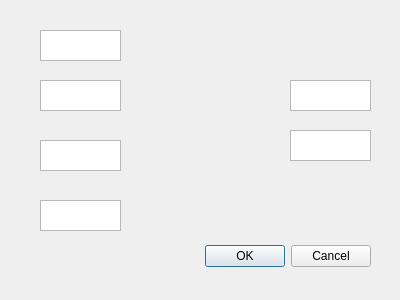
Qt form QT5/main.ui (llittleTomato/DTBP) before a commit.
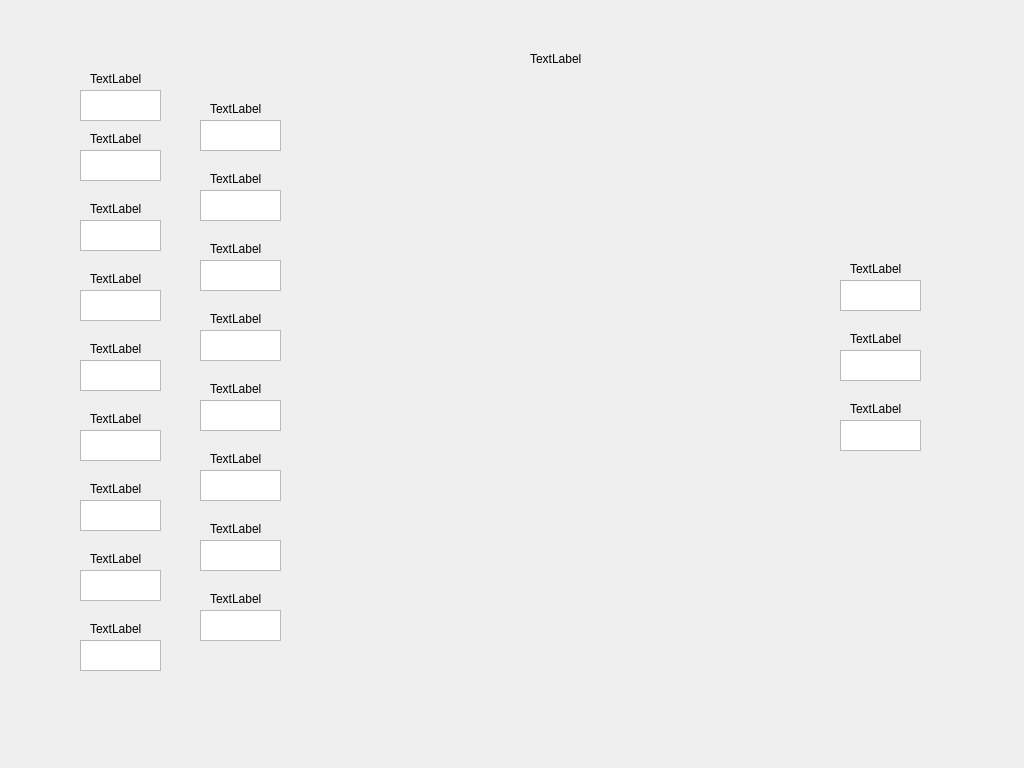
The same form after that commit. Icons and pictures are not drawn.

Commit message: add qt5, design main.form

What changed in the file:
```diff
--- a/QT5/main.ui
+++ b/QT5/main.ui
@@ -1,59 +1,91 @@
 <?xml version="1.0" encoding="UTF-8"?>
 <ui version="4.0">
- <class>Dialog</class>
- <widget class="QDialog" name="Dialog">
+ <class>Form</class>
+ <widget class="QWidget" name="Form">
+  <property name="windowModality">
+   <enum>Qt::NonModal</enum>
+  </property>
   <property name="geometry">
    <rect>
     <x>0</x>
     <y>0</y>
-    <width>400</width>
-    <height>300</height>
+    <width>1024</width>
+    <height>768</height>
    </rect>
   </property>
   <property name="windowTitle">
    <string>Dialog</string>
   </property>
-  <widget class="QDialogButtonBox" name="buttonBox">
-   <property name="geometry">
-    <rect>
-     <x>30</x>
-     <y>240</y>
-     <width>341</width>
-     <height>32</height>
-    </rect>
-   </property>
-   <property name="orientation">
-    <enum>Qt::Horizontal</enum>
-   </property>
-   <property name="standardButtons">
-    <set>QDialogButtonBox::Cancel|QDialogButtonBox::Ok</set>
-   </property>
-  </widget>
+  <property name="autoFillBackground">
+   <bool>false</bool>
+  </property>
+  <property name="styleSheet">
+   <string notr="true">background-image: url(:/png/bg.png);</string>
+  </property>
   <widget class="QTextEdit" name="textEdit">
    <property name="geometry">
     <rect>
-     <x>40</x>
-     <y>30</y>
+     <x>80</x>
+     <y>150</y>
      <width>81</width>
      <height>31</height>
     </rect>
    </property>
   </widget>
+  <widget class="QLabel" name="label">
+   <property name="geometry">
+    <rect>
+     <x>90</x>
+     <y>130</y>
+     <width>67</width>
+     <height>17</height>
+    </rect>
+   </property>
+   <property name="text">
+    <string>TextLabel</string>
+   </property>
+  </widget>
   <widget class="QTextEdit" name="textEdit_2">
    <property name="geometry">
     <rect>
-     <x>40</x>
-     <y>80</y>
+     <x>80</x>
+     <y>220</y>
      <width>81</width>
      <height>31</height>
     </rect>
    </property>
   </widget>
+  <widget class="QLabel" name="label_2">
+   <property name="geometry">
+    <rect>
+     <x>90</x>
+     <y>200</y>
+     <width>67</width>
+     <height>17</height>
+    </rect>
+   </property>
+   <property name="text">
+    <string>TextLabel</string>
+   </property>
+  </widget>
+  <widget class="QLabel" name="label_3">
+   <property name="geometry">
+    <rect>
+     <x>90</x>
+     <y>340</y>
+     <width>67</width>
+     <height>17</height>
+    </rect>
+   </property>
+   <property name="text">
+    <string>TextLabel</string>
+   </property>
+  </widget>
   <widget class="QTextEdit" name="textEdit_3">
    <property name="geometry">
     <rect>
-     <x>40</x>
-     <y>140</y>
+     <x>80</x>
+     <y>290</y>
      <width>81</width>
      <height>31</height>
     </rect>
@@ -62,18 +94,44 @@
   <widget class="QTextEdit" name="textEdit_4">
    <property name="geometry">
     <rect>
-     <x>40</x>
-     <y>200</y>
+     <x>80</x>
+     <y>360</y>
      <width>81</width>
      <height>31</height>
     </rect>
    </property>
   </widget>
+  <widget class="QLabel" name="label_4">
+   <property name="geometry">
+    <rect>
+     <x>90</x>
+     <y>270</y>
+     <width>67</width>
+     <height>17</height>
+    </rect>
+   </property>
+   <property name="text">
+    <string>TextLabel</string>
+   </property>
+  </widget>
+  <widget class="QLabel" name="label_5">
+   <property name="geometry">
+    <rect>
+     <x>90</x>
+     <y>550</y>
+     <width>67</width>
+     <height>17</height>
+    </rect>
+   </property>
+   <property name="text">
+    <string>TextLabel</string>
+   </property>
+  </widget>
   <widget class="QTextEdit" name="textEdit_5">
    <property name="geometry">
     <rect>
-     <x>290</x>
-     <y>80</y>
+     <x>80</x>
+     <y>430</y>
      <width>81</width>
      <height>31</height>
     </rect>
@@ -82,13 +140,361 @@
   <widget class="QTextEdit" name="textEdit_6">
    <property name="geometry">
     <rect>
-     <x>290</x>
-     <y>130</y>
+     <x>80</x>
+     <y>640</y>
      <width>81</width>
      <height>31</height>
     </rect>
    </property>
   </widget>
+  <widget class="QTextEdit" name="textEdit_7">
+   <property name="geometry">
+    <rect>
+     <x>80</x>
+     <y>500</y>
+     <width>81</width>
+     <height>31</height>
+    </rect>
+   </property>
+  </widget>
+  <widget class="QTextEdit" name="textEdit_8">
+   <property name="geometry">
+    <rect>
+     <x>80</x>
+     <y>570</y>
+     <width>81</width>
+     <height>31</height>
+    </rect>
+   </property>
+  </widget>
+  <widget class="QLabel" name="label_6">
+   <property name="geometry">
+    <rect>
+     <x>90</x>
+     <y>620</y>
+     <width>67</width>
+     <height>17</height>
+    </rect>
+   </property>
+   <property name="text">
+    <string>TextLabel</string>
+   </property>
+  </widget>
+  <widget class="QLabel" name="label_7">
+   <property name="geometry">
+    <rect>
+     <x>90</x>
+     <y>410</y>
+     <width>67</width>
+     <height>17</height>
+    </rect>
+   </property>
+   <property name="text">
+    <string>TextLabel</string>
+   </property>
+  </widget>
+  <widget class="QLabel" name="label_8">
+   <property name="geometry">
+    <rect>
+     <x>90</x>
+     <y>480</y>
+     <width>67</width>
+     <height>17</height>
+    </rect>
+   </property>
+   <property name="text">
+    <string>TextLabel</string>
+   </property>
+  </widget>
+  <widget class="QLabel" name="label_9">
+   <property name="geometry">
+    <rect>
+     <x>210</x>
+     <y>450</y>
+     <width>67</width>
+     <height>17</height>
+    </rect>
+   </property>
+   <property name="text">
+    <string>TextLabel</string>
+   </property>
+  </widget>
+  <widget class="QTextEdit" name="textEdit_9">
+   <property name="geometry">
+    <rect>
+     <x>200</x>
+     <y>120</y>
+     <width>81</width>
+     <height>31</height>
+    </rect>
+   </property>
+  </widget>
+  <widget class="QTextEdit" name="textEdit_10">
+   <property name="geometry">
+    <rect>
+     <x>200</x>
+     <y>330</y>
+     <width>81</width>
+     <height>31</height>
+    </rect>
+   </property>
+  </widget>
+  <widget class="QTextEdit" name="textEdit_11">
+   <property name="geometry">
+    <rect>
+     <x>200</x>
+     <y>540</y>
+     <width>81</width>
+     <height>31</height>
+    </rect>
+   </property>
+  </widget>
+  <widget class="QLabel" name="label_10">
+   <property name="geometry">
+    <rect>
+     <x>210</x>
+     <y>240</y>
+     <width>67</width>
+     <height>17</height>
+    </rect>
+   </property>
+   <property name="text">
+    <string>TextLabel</string>
+   </property>
+  </widget>
+  <widget class="QTextEdit" name="textEdit_12">
+   <property name="geometry">
+    <rect>
+     <x>200</x>
+     <y>190</y>
+     <width>81</width>
+     <height>31</height>
+    </rect>
+   </property>
+  </widget>
+  <widget class="QTextEdit" name="textEdit_13">
+   <property name="geometry">
+    <rect>
+     <x>200</x>
+     <y>400</y>
+     <width>81</width>
+     <height>31</height>
+    </rect>
+   </property>
+  </widget>
+  <widget class="QTextEdit" name="textEdit_14">
+   <property name="geometry">
+    <rect>
+     <x>200</x>
+     <y>260</y>
+     <width>81</width>
+     <height>31</height>
+    </rect>
+   </property>
+  </widget>
+  <widget class="QLabel" name="label_11">
+   <property name="geometry">
+    <rect>
+     <x>210</x>
+     <y>310</y>
+     <width>67</width>
+     <height>17</height>
+    </rect>
+   </property>
+   <property name="text">
+    <string>TextLabel</string>
+   </property>
+  </widget>
+  <widget class="QLabel" name="label_12">
+   <property name="geometry">
+    <rect>
+     <x>210</x>
+     <y>100</y>
+     <width>67</width>
+     <height>17</height>
+    </rect>
+   </property>
+   <property name="text">
+    <string>TextLabel</string>
+   </property>
+  </widget>
+  <widget class="QLabel" name="label_13">
+   <property name="geometry">
+    <rect>
+     <x>210</x>
+     <y>170</y>
+     <width>67</width>
+     <height>17</height>
+    </rect>
+   </property>
+   <property name="text">
+    <string>TextLabel</string>
+   </property>
+  </widget>
+  <widget class="QTextEdit" name="textEdit_15">
+   <property name="geometry">
+    <rect>
+     <x>200</x>
+     <y>470</y>
+     <width>81</width>
+     <height>31</height>
+    </rect>
+   </property>
+  </widget>
+  <widget class="QLabel" name="label_14">
+   <property name="geometry">
+    <rect>
+     <x>210</x>
+     <y>590</y>
+     <width>67</width>
+     <height>17</height>
+    </rect>
+   </property>
+   <property name="text">
+    <string>TextLabel</string>
+   </property>
+  </widget>
+  <widget class="QTextEdit" name="textEdit_16">
+   <property name="geometry">
+    <rect>
+     <x>200</x>
+     <y>610</y>
+     <width>81</width>
+     <height>31</height>
+    </rect>
+   </property>
+  </widget>
+  <widget class="QLabel" name="label_15">
+   <property name="geometry">
+    <rect>
+     <x>210</x>
+     <y>520</y>
+     <width>67</width>
+     <height>17</height>
+    </rect>
+   </property>
+   <property name="text">
+    <string>TextLabel</string>
+   </property>
+  </widget>
+  <widget class="QLabel" name="label_16">
+   <property name="geometry">
+    <rect>
+     <x>210</x>
+     <y>380</y>
+     <width>67</width>
+     <height>17</height>
+    </rect>
+   </property>
+   <property name="text">
+    <string>TextLabel</string>
+   </property>
+  </widget>
+  <widget class="QLabel" name="label_17">
+   <property name="geometry">
+    <rect>
+     <x>90</x>
+     <y>70</y>
+     <width>67</width>
+     <height>17</height>
+    </rect>
+   </property>
+   <property name="text">
+    <string>TextLabel</string>
+   </property>
+  </widget>
+  <widget class="QTextEdit" name="textEdit_17">
+   <property name="geometry">
+    <rect>
+     <x>80</x>
+     <y>90</y>
+     <width>81</width>
+     <height>31</height>
+    </rect>
+   </property>
+  </widget>
+  <widget class="QLabel" name="label_18">
+   <property name="geometry">
+    <rect>
+     <x>850</x>
+     <y>330</y>
+     <width>67</width>
+     <height>17</height>
+    </rect>
+   </property>
+   <property name="text">
+    <string>TextLabel</string>
+   </property>
+  </widget>
+  <widget class="QLabel" name="label_19">
+   <property name="geometry">
+    <rect>
+     <x>850</x>
+     <y>260</y>
+     <width>67</width>
+     <height>17</height>
+    </rect>
+   </property>
+   <property name="text">
+    <string>TextLabel</string>
+   </property>
+  </widget>
+  <widget class="QTextEdit" name="textEdit_18">
+   <property name="geometry">
+    <rect>
+     <x>840</x>
+     <y>420</y>
+     <width>81</width>
+     <height>31</height>
+    </rect>
+   </property>
+  </widget>
+  <widget class="QTextEdit" name="textEdit_19">
+   <property name="geometry">
+    <rect>
+     <x>840</x>
+     <y>280</y>
+     <width>81</width>
+     <height>31</height>
+    </rect>
+   </property>
+  </widget>
+  <widget class="QLabel" name="label_20">
+   <property name="geometry">
+    <rect>
+     <x>850</x>
+     <y>400</y>
+     <width>67</width>
+     <height>17</height>
+    </rect>
+   </property>
+   <property name="text">
+    <string>TextLabel</string>
+   </property>
+  </widget>
+  <widget class="QTextEdit" name="textEdit_20">
+   <property name="geometry">
+    <rect>
+     <x>840</x>
+     <y>350</y>
+     <width>81</width>
+     <height>31</height>
+    </rect>
+   </property>
+  </widget>
+  <widget class="QLabel" name="label_21">
+   <property name="geometry">
+    <rect>
+     <x>530</x>
+     <y>50</y>
+     <width>67</width>
+     <height>17</height>
+    </rect>
+   </property>
+   <property name="text">
+    <string>TextLabel</string>
+   </property>
+  </widget>
  </widget>
  <resources/>
  <connections>
```
Left out of the diff: 41 changed lines with no effect on the pictures. The commit also changes 7 other files.
